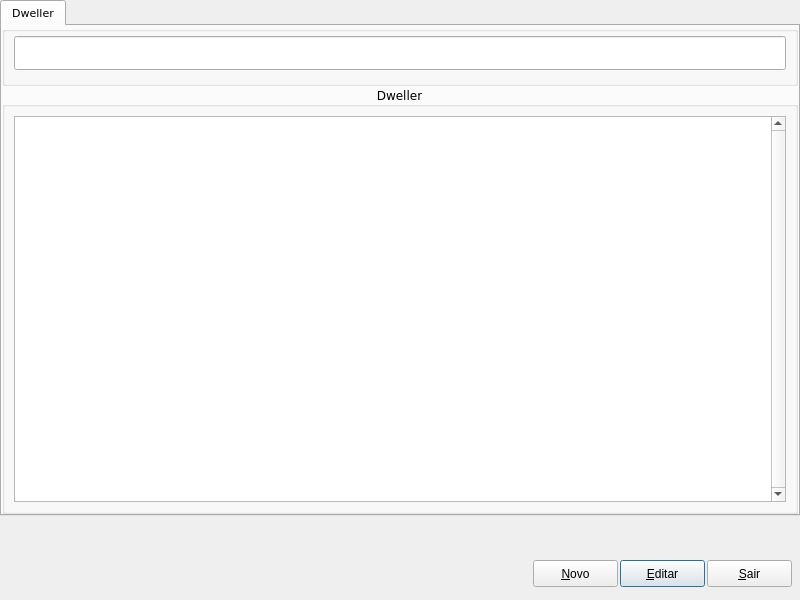
MarcoBueno1/qrad, file Projects/Blink/Plugins/visit/managerdweller.ui: the form before one commit.
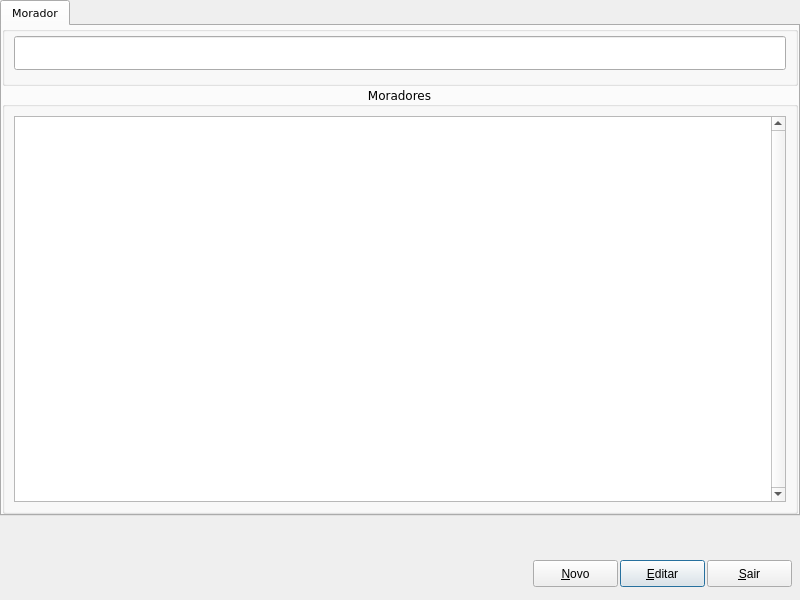
The form after the commit. Custom widgets are drawn as their Qt base class.

The edit to the form file:
```diff
--- a/Projects/Blink/Plugins/visit/managerdweller.ui
+++ b/Projects/Blink/Plugins/visit/managerdweller.ui
@@ -36,7 +36,7 @@
    </property>
    <widget class="QWidget" name="tab">
     <attribute name="title">
-     <string>Dweller</string>
+     <string>Morador</string>
     </attribute>
     <layout class="QGridLayout" name="gridLayout_2">
      <property name="leftMargin">
@@ -65,7 +65,7 @@
         </font>
        </property>
        <property name="title">
-        <string>Dweller</string>
+        <string>Moradores</string>
        </property>
        <property name="alignment">
         <set>Qt::AlignCenter</set>
```
Lines whose indentation alone changed are shown as unchanged.
